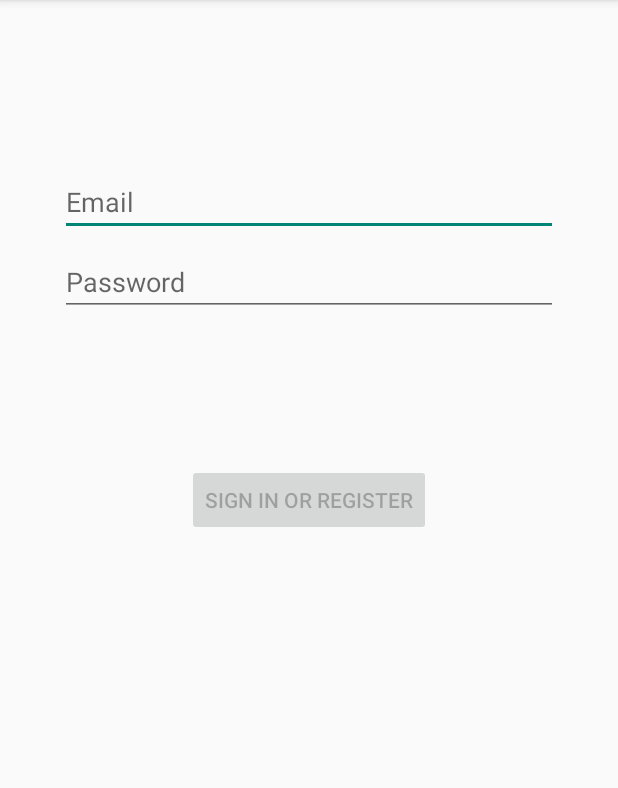
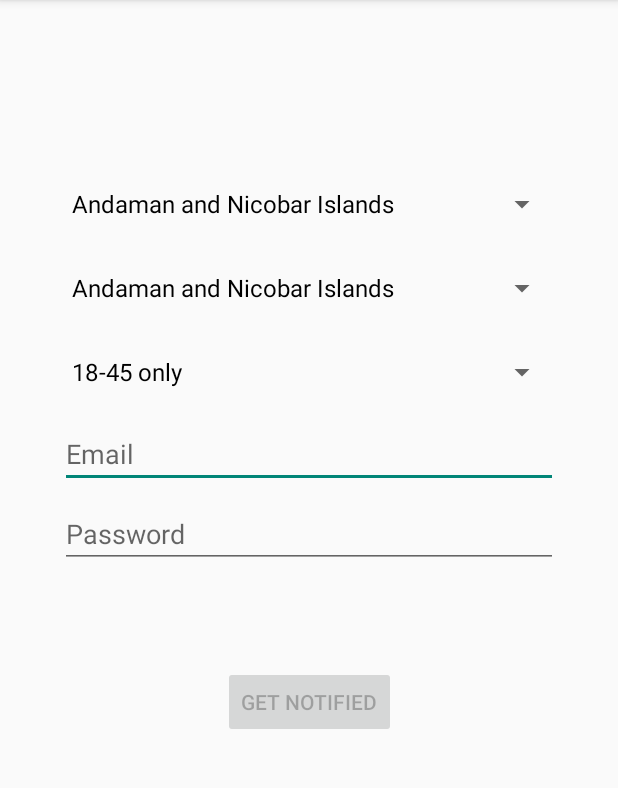
Before and after one commit to rahult001/VaccineNotifier, an Android app: the screen it shows after launch (LoginActivity), on a phone screen of 412 x 824 dp, the part 84-872 px from its top. Run offline under Robolectric (Android 15) with nearby library versions, the phone set to English and light mode, and no system bars.

Commit message:
added spinners for age, state, city on UI

```diff
--- a/app/src/main/AndroidManifest.xml
+++ b/app/src/main/AndroidManifest.xml
@@ -1,6 +1,6 @@
 <?xml version="1.0" encoding="utf-8"?>
 <manifest xmlns:android="http://schemas.android.com/apk/res/android"
-    package="com.example.vaccinenotifier">
+    package="com.example.vaccinenotifier" >
 
     <application
         android:allowBackup="true"
@@ -8,10 +8,10 @@
         android:label="@string/app_name"
         android:roundIcon="@mipmap/ic_launcher_round"
         android:supportsRtl="true"
-        android:theme="@style/Theme.VaccineNotifier">
+        android:theme="@style/Theme.VaccineNotifier" >
         <activity
             android:name=".ui.login.LoginActivity"
-            android:label="@string/app_name">
+            android:label="@string/app_name" >
             <intent-filter>
                 <action android:name="android.intent.action.MAIN" />
 
--- a/app/src/main/java/com/example/vaccinenotifier/data/LoginRepository.java
+++ b/app/src/main/java/com/example/vaccinenotifier/data/LoginRepository.java
@@ -22,7 +22,7 @@ public class LoginRepository {
     }
 
     public static LoginRepository getInstance(LoginDataSource dataSource) {
-        if (instance == null) {
+        if(instance == null){
             instance = new LoginRepository(dataSource);
         }
         return instance;
--- a/app/src/main/java/com/example/vaccinenotifier/data/Result.java
+++ b/app/src/main/java/com/example/vaccinenotifier/data/Result.java
@@ -5,20 +5,7 @@ package com.example.vaccinenotifier.data;
  */
 public class Result<T> {
     // hide the private constructor to limit subclass types (Success, Error)
-    private Result() {
-    }
-
-    @Override
-    public String toString() {
-        if (this instanceof Result.Success) {
-            Result.Success success = (Result.Success) this;
-            return "Success[data=" + success.getData().toString() + "]";
-        } else if (this instanceof Result.Error) {
-            Result.Error error = (Result.Error) this;
-            return "Error[exception=" + error.getError().toString() + "]";
-        }
-        return "";
-    }
+    private Result() {}
 
     // Success sub-class
     public final static class Success<T> extends Result {
@@ -45,4 +32,16 @@ public class Result<T> {
             return this.error;
         }
     }
+
+    @Override
+    public String toString() {
+        if (this instanceof Result.Success) {
+            Result.Success success = (Result.Success) this;
+            return "Success[data=" + success.getData().toString() + "]";
+        } else if (this instanceof Result.Error) {
+            Result.Error error = (Result.Error) this;
+            return "Error[exception=" + error.getError().toString() + "]";
+        }
+        return "";
+    }
 }
--- a/app/src/main/java/com/example/vaccinenotifier/ui/login/LoggedInUserView.java
+++ b/app/src/main/java/com/example/vaccinenotifier/ui/login/LoggedInUserView.java
@@ -1,4 +1,4 @@
-package com.example.vaccinenotifier.ui.login;
+package  com.example.vaccinenotifier.ui.login;
 
 /**
  * Class exposing authenticated user details to the UI.
--- a/app/src/main/java/com/example/vaccinenotifier/ui/login/LoginActivity.java
+++ b/app/src/main/java/com/example/vaccinenotifier/ui/login/LoginActivity.java
@@ -1,24 +1,22 @@
-package com.example.vaccinenotifier.ui.login;
+package  com.example.vaccinenotifier.ui.login;
 
 import android.app.Activity;
-
 import androidx.lifecycle.Observer;
 import androidx.lifecycle.ViewModelProvider;
-
 import android.os.Bundle;
-
 import androidx.annotation.Nullable;
 import androidx.annotation.StringRes;
 import androidx.appcompat.app.AppCompatActivity;
-
 import android.text.Editable;
 import android.text.TextWatcher;
 import android.view.KeyEvent;
 import android.view.View;
 import android.view.inputmethod.EditorInfo;
+import android.widget.ArrayAdapter;
 import android.widget.Button;
 import android.widget.EditText;
 import android.widget.ProgressBar;
+import android.widget.Spinner;
 import android.widget.TextView;
 import android.widget.Toast;
 
@@ -30,14 +28,14 @@ import com.example.vaccinenotifier.databinding.ActivityLoginBinding;
 public class LoginActivity extends AppCompatActivity {
 
     private LoginViewModel loginViewModel;
-    private ActivityLoginBinding binding;
+private ActivityLoginBinding binding;
 
     @Override
     public void onCreate(Bundle savedInstanceState) {
         super.onCreate(savedInstanceState);
 
-        binding = ActivityLoginBinding.inflate(getLayoutInflater());
-        setContentView(binding.getRoot());
+     binding = ActivityLoginBinding.inflate(getLayoutInflater());
+     setContentView(binding.getRoot());
 
         loginViewModel = new ViewModelProvider(this, new LoginViewModelFactory())
                 .get(LoginViewModel.class);
@@ -46,6 +44,30 @@ public class LoginActivity extends AppCompatActivity {
         final EditText passwordEditText = binding.password;
         final Button loginButton = binding.login;
         final ProgressBar loadingProgressBar = binding.loading;
+
+
+        final Spinner state_spinner = (Spinner) findViewById(R.id.state);
+        final Spinner city_spinner = (Spinner) findViewById(R.id.city);
+        final Spinner age_spinner = (Spinner) findViewById(R.id.age);
+
+        final String[] states = new String[] {
+                "Andaman and Nicobar Islands", "Andhra Pradesh", "Arunachal Pradesh", "Assam", "Bihar", "Chandigarh",
+                "Chhattisgarh", "Dadra and Nagar Haveli", "Daman and Diu", "Delhi", "Goa", "Gujarat", "Haryana",
+                "Himachal Pradesh", "Jammu and Kashmir", "Jharkhand", "Karnataka", "Kerala", "Ladakh", "Lakshadweep",
+                "Madhya Pradesh", "Maharashtra", "Manipur", "Meghalaya", "Mizoram", "Nagaland", "Odisha", "Puducherry",
+                "Punjab", "Rajasthan", "Sikkim", "Tamil Nadu", "Telangana", "Tripura", "Uttar Pradesh", "Uttarakhand",
+                "West Bengal"
+        };
+
+        ArrayAdapter<String> state_adapter = new ArrayAdapter<>(this, android.R.layout.simple_spinner_dropdown_item, states);
+        state_spinner.setAdapter(state_adapter);
+
+        ArrayAdapter<CharSequence> age_adapter = ArrayAdapter.createFromResource(this,
+                R.array.age_array, android.R.layout.simple_spinner_dropdown_item);
+        age_spinner.setAdapter(age_adapter);
+
+        city_spinner.setAdapter(state_adapter);
+
 
         loginViewModel.getLoginFormState().observe(this, new Observer<LoginFormState>() {
             @Override
--- a/app/src/main/java/com/example/vaccinenotifier/ui/login/LoginResult.java
+++ b/app/src/main/java/com/example/vaccinenotifier/ui/login/LoginResult.java
@@ -1,4 +1,4 @@
-package com.example.vaccinenotifier.ui.login;
+package  com.example.vaccinenotifier.ui.login;
 
 import androidx.annotation.Nullable;
 
--- a/app/src/main/java/com/example/vaccinenotifier/ui/login/LoginViewModel.java
+++ b/app/src/main/java/com/example/vaccinenotifier/ui/login/LoginViewModel.java
@@ -3,7 +3,6 @@ package com.example.vaccinenotifier.ui.login;
 import androidx.lifecycle.LiveData;
 import androidx.lifecycle.MutableLiveData;
 import androidx.lifecycle.ViewModel;
-
 import android.util.Patterns;
 
 import com.example.vaccinenotifier.data.LoginRepository;
--- a/app/src/main/res/layout/activity_login.xml
+++ b/app/src/main/res/layout/activity_login.xml
@@ -1,29 +1,68 @@
 <?xml version="1.0" encoding="utf-8"?>
-<androidx.constraintlayout.widget.ConstraintLayout xmlns:android="http://schemas.android.com/apk/res/android"
+<androidx.constraintlayout.widget.ConstraintLayout
+    xmlns:android="http://schemas.android.com/apk/res/android"
     xmlns:app="http://schemas.android.com/apk/res-auto"
     xmlns:tools="http://schemas.android.com/tools"
     android:id="@+id/container"
     android:layout_width="match_parent"
     android:layout_height="match_parent"
+    android:paddingBottom="@dimen/activity_vertical_margin"
     android:paddingLeft="@dimen/activity_horizontal_margin"
+    android:paddingRight="@dimen/activity_horizontal_margin"
     android:paddingTop="@dimen/activity_vertical_margin"
-    android:paddingRight="@dimen/activity_horizontal_margin"
-    android:paddingBottom="@dimen/activity_vertical_margin"
     tools:context=".ui.login.LoginActivity">
+
+    <Spinner
+        android:id="@+id/state"
+        android:layout_width="0dp"
+        android:layout_height="wrap_content"
+        android:layout_marginStart="24dp"
+        android:layout_marginTop="96dp"
+        android:layout_marginEnd="24dp"
+        android:spinnerMode="dropdown"
+        app:layout_constraintEnd_toEndOf="parent"
+        app:layout_constraintStart_toStartOf="parent"
+        app:layout_constraintTop_toTopOf="parent"/>
+
+    <Spinner
+        android:id="@+id/city"
+        android:layout_width="0dp"
+        android:layout_height="wrap_content"
+        android:layout_marginStart="24dp"
+        android:layout_marginTop="8dp"
+        android:layout_marginEnd="24dp"
+        android:spinnerMode="dropdown"
+        app:layout_constraintEnd_toEndOf="parent"
+        app:layout_constraintStart_toStartOf="parent"
+        app:layout_constraintTop_toBottomOf="@+id/state"/>
+
+    <Spinner
+        android:id="@+id/age"
+        android:layout_width="0dp"
+        android:layout_height="wrap_content"
+        android:layout_marginStart="24dp"
+        android:layout_marginTop="8dp"
+        android:layout_marginEnd="24dp"
+        android:spinnerMode="dropdown"
+        app:layout_constraintEnd_toEndOf="parent"
+        app:layout_constraintStart_toStartOf="parent"
+        app:layout_constraintTop_toBottomOf="@+id/city"/>
 
     <EditText
         android:id="@+id/username"
         android:layout_width="0dp"
         android:layout_height="wrap_content"
         android:layout_marginStart="24dp"
-        android:layout_marginTop="96dp"
+        android:layout_marginTop="8dp"
         android:layout_marginEnd="24dp"
         android:hint="@string/prompt_email"
         android:inputType="textEmailAddress"
         android:selectAllOnFocus="true"
         app:layout_constraintEnd_toEndOf="parent"
         app:layout_constraintStart_toStartOf="parent"
-        app:layout_constraintTop_toTopOf="parent" />
+        app:layout_constraintTop_toBottomOf="@+id/age" />
+
+
 
     <EditText
         android:id="@+id/password"
@@ -43,6 +82,7 @@
 
     <Button
         android:id="@+id/login"
+        android:enabled="false"
         android:layout_width="wrap_content"
         android:layout_height="wrap_content"
         android:layout_gravity="start"
@@ -50,7 +90,6 @@
         android:layout_marginTop="16dp"
         android:layout_marginEnd="48dp"
         android:layout_marginBottom="64dp"
-        android:enabled="false"
         android:text="@string/action_sign_in"
         app:layout_constraintBottom_toBottomOf="parent"
         app:layout_constraintEnd_toEndOf="parent"
@@ -60,6 +99,7 @@
 
     <ProgressBar
         android:id="@+id/loading"
+        android:visibility="gone"
         android:layout_width="wrap_content"
         android:layout_height="wrap_content"
         android:layout_gravity="center"
@@ -67,7 +107,6 @@
         android:layout_marginTop="64dp"
         android:layout_marginEnd="32dp"
         android:layout_marginBottom="64dp"
-        android:visibility="gone"
         app:layout_constraintBottom_toBottomOf="parent"
         app:layout_constraintEnd_toEndOf="@+id/password"
         app:layout_constraintStart_toStartOf="@+id/password"
--- a/app/src/main/res/values/dimens.xml
+++ b/app/src/main/res/values/dimens.xml
@@ -1,5 +1,5 @@
 <resources>
     <!-- Default screen margins, per the Android Design guidelines. -->
-    <dimen name="activity_horizontal_margin">16dp</dimen>
-    <dimen name="activity_vertical_margin">16dp</dimen>
+ <dimen name="activity_horizontal_margin">16dp</dimen>
+ <dimen name="activity_vertical_margin">16dp</dimen>
 </resources>
--- a/app/src/main/res/values/strings.xml
+++ b/app/src/main/res/values/strings.xml
@@ -3,10 +3,15 @@
     <!-- Strings related to login -->
     <string name="prompt_email">Email</string>
     <string name="prompt_password">Password</string>
-    <string name="action_sign_in">Sign in or register</string>
+    <string name="action_sign_in">Get Notified</string>
     <string name="action_sign_in_short">Sign in</string>
     <string name="welcome">"Welcome !"</string>
     <string name="invalid_username">Not a valid username</string>
     <string name="invalid_password">Password must be >5 characters</string>
     <string name="login_failed">"Login failed"</string>
+
+    <string-array name="age_array">
+        <item>18-45 only</item>
+        <item>All age group</item>
+    </string-array>
 </resources>
```
